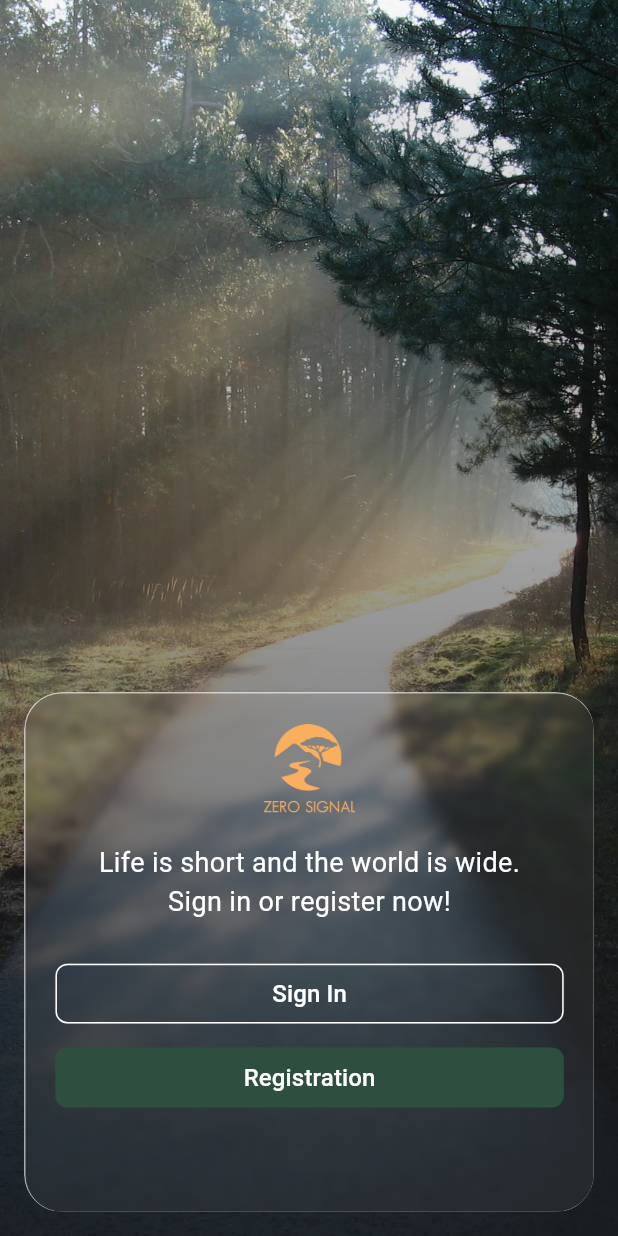
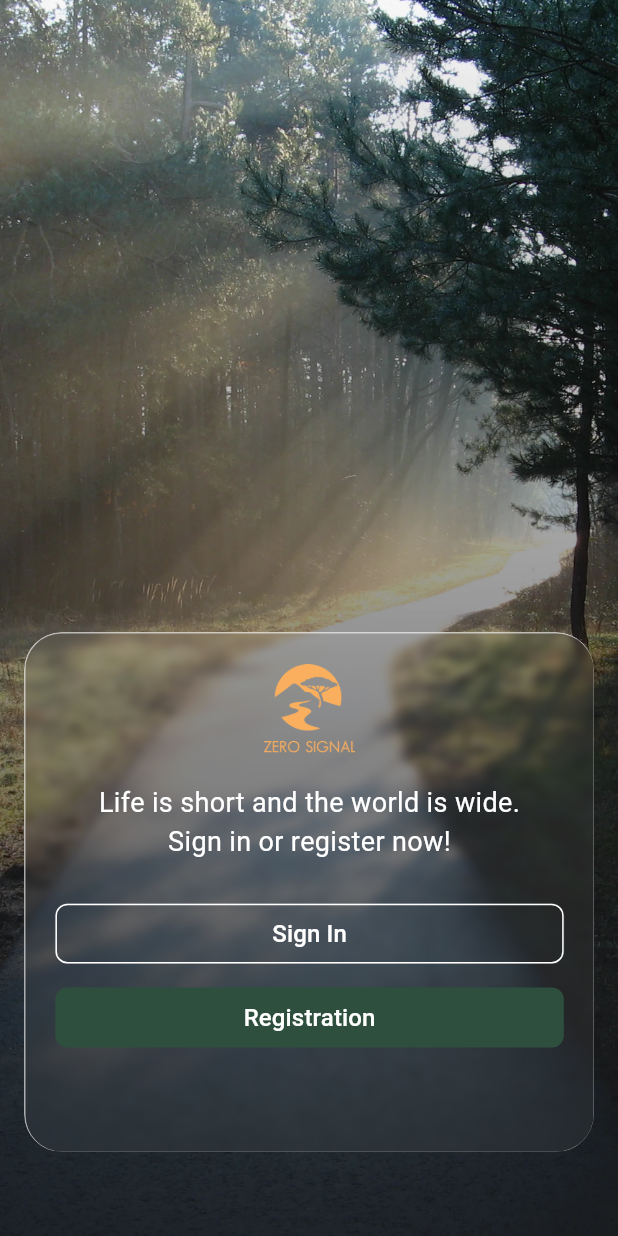
Before and after one commit to NahidAlamRahat/Zero-Signal, a Flutter app: the screen it shows after launch, after a tap on "Get Started", on a phone screen of 412 x 824 dp. Run offline on Flutter 3.47's test engine with Material 3 defaults, Android fonts, the phone set to English and light mode, and no system bars; our stand-ins replace device_preview, flutter_screenutil, get, google_nav_bar, pin_code_fields.

Commit message:
onboarding_screen.dart issue fix

```diff
--- a/zero_signal/lib/screen/auth/sign_in_and_registration_screen/sign_in_and_registration_screen.dart
+++ b/zero_signal/lib/screen/auth/sign_in_and_registration_screen/sign_in_and_registration_screen.dart
@@ -27,11 +27,12 @@ class SignInAndRegistrationScreen extends StatelessWidget {
               fit: BoxFit.cover,
             ),
           ),
-        child: Column(
-          mainAxisAlignment: MainAxisAlignment.end,
+          child: Stack(
             children: [
-            Padding(
-              padding: const EdgeInsets.all(16.0),
+              Positioned(
+                bottom: kBottomNavigationBarHeight,
+                left: 16,
+                right: 16,
                 child: GlassEffact(
                   height: 371.h,
                   width: 390.w,
@@ -40,7 +41,6 @@ class SignInAndRegistrationScreen extends StatelessWidget {
                       const SizedBox(height: 20),
                       Image.asset(AppImagePath.appLogo, width: 61, height: 60),
                       const SizedBox(height: 20),
-
                       TextWidget(
                         text: AppStrings.lifeIsShortAndSignIn,
                         fontColor: Colors.white,
@@ -57,16 +57,18 @@ class SignInAndRegistrationScreen extends StatelessWidget {
                           buttonHeight: 40,
                           borderColor: Colors.white,
                           textColor: Colors.white,
-                        onPressed: (){
+                          onPressed: () {
                             Get.toNamed(AppRoutes.signInScreen);
                           },
-
                         ),
                       ),
 
                       Padding(
                         padding: const EdgeInsets.all(8.0),
                         child: ButtonWidget(
+                          onPressed: (){
+                            Get.toNamed(AppRoutes.signUpScreen);
+                          },
                           backgroundColor: AppColor.backgroundColor,
                           label: 'Registration',
                           buttonHeight: 40,
@@ -79,6 +81,7 @@ class SignInAndRegistrationScreen extends StatelessWidget {
             ],
           ),
         ),
+
     );
   }
 
--- a/zero_signal/lib/screen/auth/sign_in_screen/sign_in_screen.dart
+++ b/zero_signal/lib/screen/auth/sign_in_screen/sign_in_screen.dart
@@ -38,13 +38,13 @@ class _SignInScreenState extends State<SignInScreen> {
             fit: BoxFit.cover,
           ),
         ),
-        child: SafeArea(
         child: Column(
           mainAxisAlignment: MainAxisAlignment.center,
           children: [
             Padding(
               padding: const EdgeInsets.only(right: 20,left: 20),
               child: SingleChildScrollView(
+                child: Center(
                   child: GlassEffact(
                     height: 640.h,
                     width: 390.w,
@@ -252,8 +252,8 @@ class _SignInScreenState extends State<SignInScreen> {
                   ),
                 ),
               ),
+            ),
           ],
-          ),
         ),
       ),
     );
--- a/zero_signal/lib/screen/onboarding_screen/onboarding_screen.dart
+++ b/zero_signal/lib/screen/onboarding_screen/onboarding_screen.dart
@@ -1,5 +1,6 @@
 import 'dart:ui';
 import 'package:flutter/material.dart';
+import 'package:flutter/services.dart';
 import 'package:get/get.dart';
 import 'package:get/get_core/src/get_main.dart';
 import 'package:zero_signal/constant/app_image_path.dart';
@@ -13,6 +14,14 @@ class OnboardingScreen extends StatelessWidget {
 
   @override
   Widget build(BuildContext context) {
+
+    SystemChrome.setSystemUIOverlayStyle(
+      const SystemUiOverlayStyle(
+        statusBarColor: Colors.transparent,
+        statusBarIconBrightness: Brightness.light,
+        statusBarBrightness: Brightness.dark,
+      ),
+    );
     return Scaffold(
       body: Stack(
         children: [
@@ -37,7 +46,7 @@ class OnboardingScreen extends StatelessWidget {
   /// Title text widget
   Widget _buildTitleText() {
     return  Positioned(
-      bottom: 100,
+      bottom: 140,
       left: 0,
       right: 0,
       child: TextWidget(
@@ -53,14 +62,12 @@ class OnboardingScreen extends StatelessWidget {
   /// Get Started button widget
   Widget _buildGetStartedButton(BuildContext context) {
     return Positioned(
-      bottom: 30,
+      bottom: kBottomNavigationBarHeight,
       left: 16,
       right: 16,
       child: InkWell(
         onTap: () {
           Get.toNamed(AppRoutes.signInAndRegistrationScreen);
-          // Add your navigation logic here
-          // Navigator.pushNamed(context, '/next_screen');
         },
         borderRadius: BorderRadius.circular(8),
         child: Container(
@@ -99,7 +106,7 @@ class OnboardingScreen extends StatelessWidget {
                   child: const Icon(
                     Icons.arrow_forward_ios,
                     size: 16,
-                    color: Colors.black87,
+                    color: Colors.white,
                   ),
                 ),
               ),
```
Also changed, not shown: zero_signal/lib/screen/home_screen/home_screen.dart (+8 -12 lines). Lines whose indentation alone changed are shown as unchanged.
